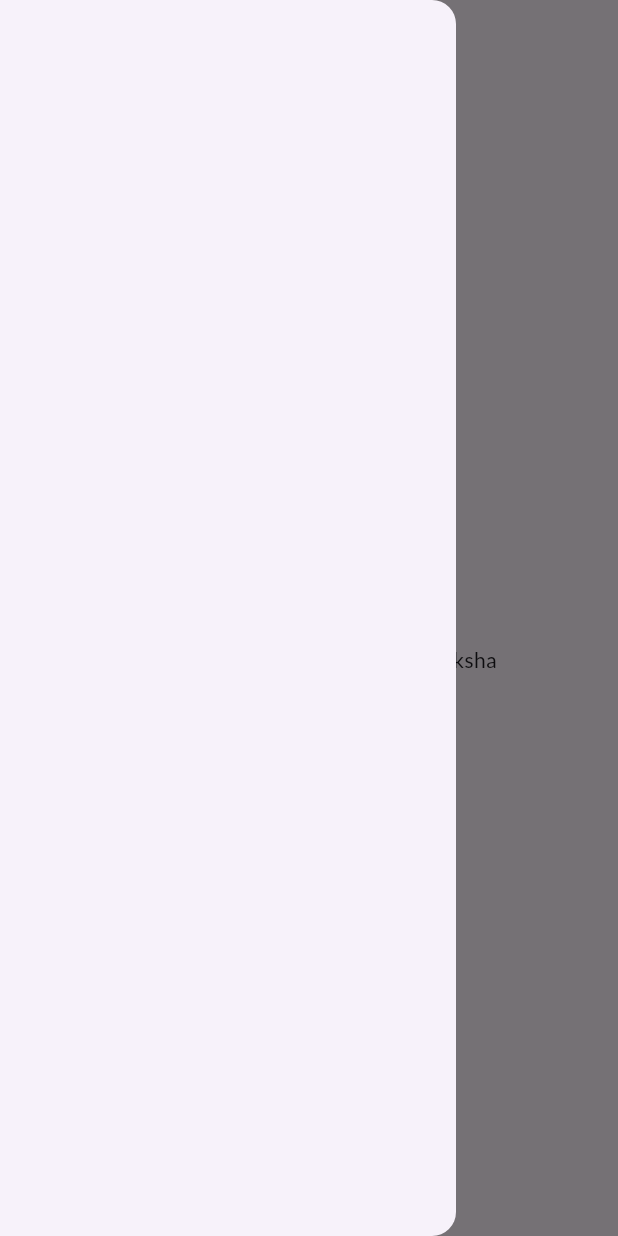
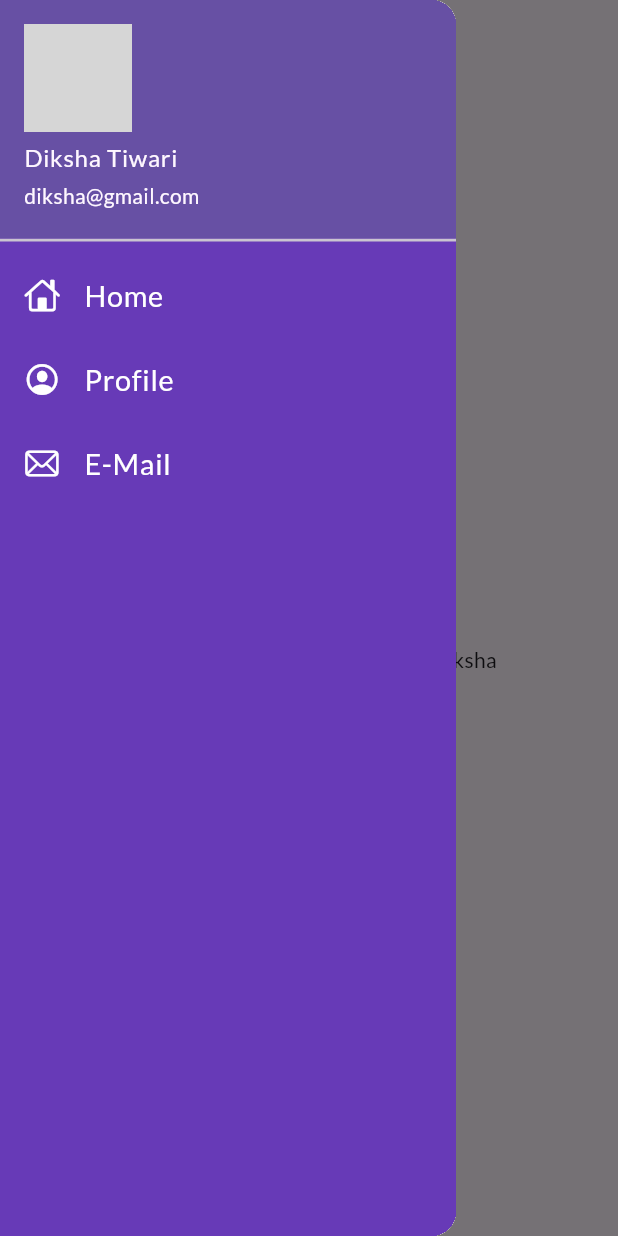
Before and after one commit to Diksha0310/Flutter, a Flutter app: the screen it shows after launch, with the side drawer open, on a phone screen of 412 x 824 dp. Run offline on Flutter 3.47's test engine with Material 3 defaults, Android fonts, the phone set to English and light mode, and no system bars; our stand-ins replace google_fonts; network calls fail; grey boxes are pictures that could not be loaded.

Commit message:
Day8 Completed

```diff
--- a/lib/main.dart
+++ b/lib/main.dart
@@ -22,7 +22,8 @@ class MyApp extends StatelessWidget {
       darkTheme: ThemeData(
         brightness: Brightness.dark,
       ),
-      initialRoute: "/home",
+      debugShowCheckedModeBanner: false,
+      initialRoute: MyRoutes.homeRoute,
       routes: {
         "/" : (context) => LoginPage(),
         MyRoutes.homeRoute : (context) => HomePage(),
--- a/lib/pages/home.dart
+++ b/lib/pages/home.dart
@@ -1,4 +1,5 @@
 import 'package:flutter/material.dart';
+import 'package:flutter_catalog/widgets/drawer.dart';
 
 class HomePage extends StatelessWidget {
   const HomePage({super.key});
@@ -16,7 +17,7 @@ class HomePage extends StatelessWidget {
           child: Text("Welcome to $days days of flutter by $name"),
         ),
       ),
-      drawer: Drawer(),
+      drawer: MyDrawer(),
 
     );
   }
--- /dev/null
+++ b/lib/widgets/drawer.dart
@@ -0,0 +1,58 @@
+import 'package:flutter/cupertino.dart';
+import 'package:flutter/material.dart';
+
+class MyDrawer extends StatelessWidget {
+  const MyDrawer({super.key});
+
+  @override
+  Widget build(BuildContext context) {
+    final imageUrl =
+        "https://avatars.githubusercontent.com/u/118013691?s=400&u=7037e097757e9d2d83f242a3ccbd37ba9e77d49f&v=4";
+    return Drawer(
+      child: Container(
+        color: Colors.deepPurple,
+        child: ListView(
+          children: [
+            DrawerHeader(
+              padding: EdgeInsets.zero,
+                child: UserAccountsDrawerHeader(
+              margin: EdgeInsets.zero,
+              accountName: Text("Diksha Tiwari"),
+              accountEmail: Text("diksha@gmail.com"),
+              currentAccountPicture: CircleAvatar(
+                backgroundImage: NetworkImage(imageUrl),
+              ),
+            )),
+            ListTile(
+              leading: Icon(CupertinoIcons.home,
+              color: Colors.white,),
+              title: Text("Home",
+              textScaleFactor: 1.2,
+              style: TextStyle(
+                color: Colors.white
+              ),),
+            ),
+            ListTile(
+              leading: Icon(CupertinoIcons.profile_circled,
+                color: Colors.white,),
+              title: Text("Profile",
+                textScaleFactor: 1.2,
+                style: TextStyle(
+                    color: Colors.white
+                ),),
+            ),
+            ListTile(
+              leading: Icon(CupertinoIcons.mail,
+                color: Colors.white,),
+              title: Text("E-Mail",
+                textScaleFactor: 1.2,
+                style: TextStyle(
+                    color: Colors.white
+                ),),
+            )
+          ],
+        ),
+      ),
+    );
+  }
+}
```
